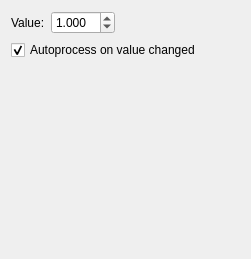
Above: src/qt_double_spinbox_heavy_computation_widget.ui from apalomer/qt_double_spinbox_heavy_computation before the change. Below: the same form after it.
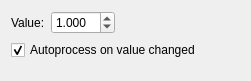
That is the form after the change.

Commit message: Changed cmake list and added window scompatibility

```diff
--- a/src/qt_double_spinbox_heavy_computation_widget.ui
+++ b/src/qt_double_spinbox_heavy_computation_widget.ui
@@ -7,7 +7,7 @@
     <x>0</x>
     <y>0</y>
     <width>251</width>
-    <height>259</height>
+    <height>81</height>
    </rect>
   </property>
   <property name="windowTitle">
```
The commit also changes 5 other files.
